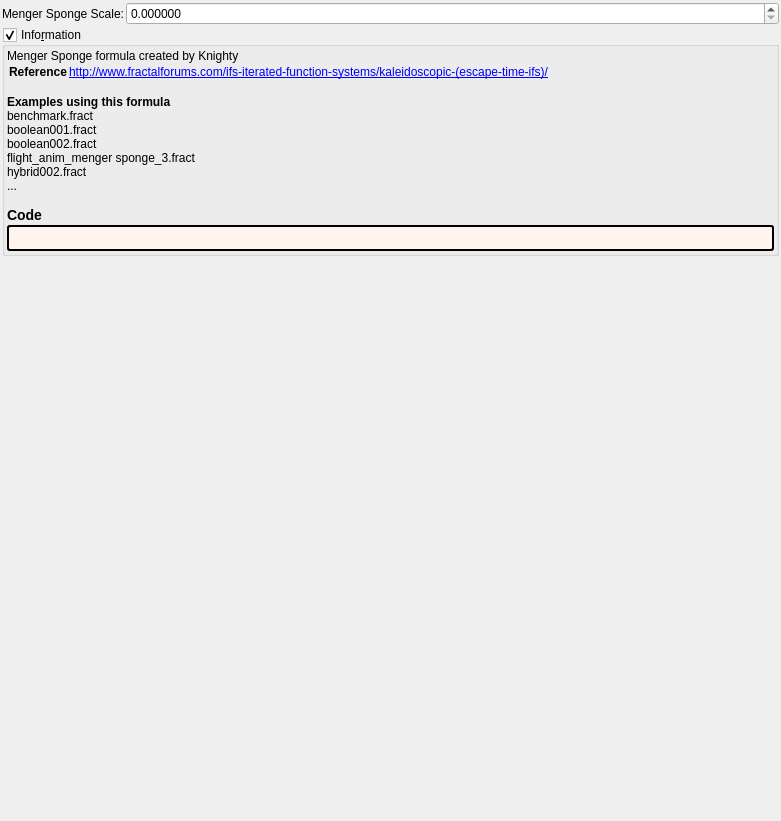
The window that mandelbulber2/formula/ui/menger_sponge.ui (buddhi1980/mandelbulber2) describes before a commit, drawn with Qt 5.
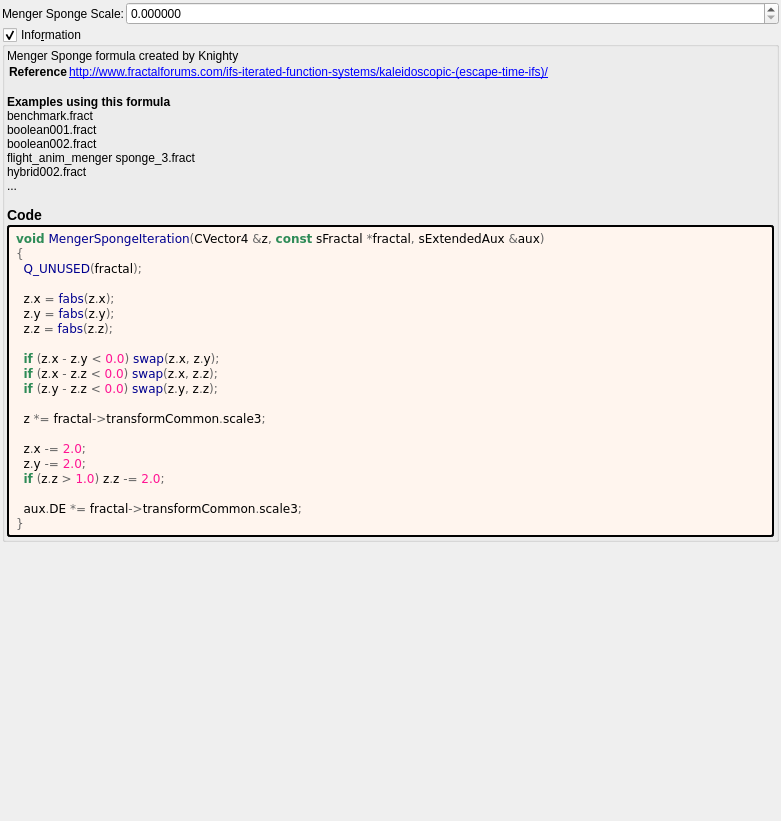
The same window after the commit. Custom widgets are drawn as their Qt base class.

What changed in the file:
```diff
--- a/mandelbulber2/formula/ui/menger_sponge.ui
+++ b/mandelbulber2/formula/ui/menger_sponge.ui
@@ -124,7 +124,29 @@
          <string notr="true">border-style: outset; border-width: 2px; border-radius: 3px; border-color: black; background-color: #fff5ee; padding: 4px;</string>
         </property>
         <property name="text">
-         <string notr="true"></string>
+         <string notr="true">&lt;body style=&quot;background-color:#fff5ee&quot;&gt;
+&lt;pre style=&quot;color:#000000; background-color:#fff5ee;  font-family:'Courier New',monospace;&quot;&gt;&lt;span style=&quot;color:#2e8b57; font-weight:bold&quot;&gt;void&lt;/span&gt; &lt;span style=&quot;color:#00008f&quot;&gt;MengerSpongeIteration&lt;/span&gt;&lt;span style=&quot;color:#676767&quot;&gt;(&lt;/span&gt;CVector4 &lt;span style=&quot;color:#676767&quot;&gt;&amp;amp;&lt;/span&gt;z&lt;span style=&quot;color:#676767&quot;&gt;,&lt;/span&gt; &lt;span style=&quot;color:#2e8b57; font-weight:bold&quot;&gt;const&lt;/span&gt; sFractal &lt;span style=&quot;color:#676767&quot;&gt;*&lt;/span&gt;fractal&lt;span style=&quot;color:#676767&quot;&gt;,&lt;/span&gt; sExtendedAux &lt;span style=&quot;color:#676767&quot;&gt;&amp;amp;&lt;/span&gt;aux&lt;span style=&quot;color:#676767&quot;&gt;)&lt;/span&gt;
+&lt;span style=&quot;color:#676767&quot;&gt;{&lt;/span&gt;
+  &lt;span style=&quot;color:#00008f&quot;&gt;Q_UNUSED&lt;/span&gt;&lt;span style=&quot;color:#676767&quot;&gt;(&lt;/span&gt;fractal&lt;span style=&quot;color:#676767&quot;&gt;);&lt;/span&gt;
+
+  z&lt;span style=&quot;color:#676767&quot;&gt;.&lt;/span&gt;x &lt;span style=&quot;color:#676767&quot;&gt;=&lt;/span&gt; &lt;span style=&quot;color:#00008f&quot;&gt;fabs&lt;/span&gt;&lt;span style=&quot;color:#676767&quot;&gt;(&lt;/span&gt;z&lt;span style=&quot;color:#676767&quot;&gt;.&lt;/span&gt;x&lt;span style=&quot;color:#676767&quot;&gt;);&lt;/span&gt;
+  z&lt;span style=&quot;color:#676767&quot;&gt;.&lt;/span&gt;y &lt;span style=&quot;color:#676767&quot;&gt;=&lt;/span&gt; &lt;span style=&quot;color:#00008f&quot;&gt;fabs&lt;/span&gt;&lt;span style=&quot;color:#676767&quot;&gt;(&lt;/span&gt;z&lt;span style=&quot;color:#676767&quot;&gt;.&lt;/span&gt;y&lt;span style=&quot;color:#676767&quot;&gt;);&lt;/span&gt;
+  z&lt;span style=&quot;color:#676767&quot;&gt;.&lt;/span&gt;z &lt;span style=&quot;color:#676767&quot;&gt;=&lt;/span&gt; &lt;span style=&quot;color:#00008f&quot;&gt;fabs&lt;/span&gt;&lt;span style=&quot;color:#676767&quot;&gt;(&lt;/span&gt;z&lt;span style=&quot;color:#676767&quot;&gt;.&lt;/span&gt;z&lt;span style=&quot;color:#676767&quot;&gt;);&lt;/span&gt;
+
+  &lt;span style=&quot;color:#2e8b57; font-weight:bold&quot;&gt;if&lt;/span&gt; &lt;span style=&quot;color:#676767&quot;&gt;(&lt;/span&gt;z&lt;span style=&quot;color:#676767&quot;&gt;.&lt;/span&gt;x &lt;span style=&quot;color:#676767&quot;&gt;-&lt;/span&gt; z&lt;span style=&quot;color:#676767&quot;&gt;.&lt;/span&gt;y &lt;span style=&quot;color:#676767&quot;&gt;&amp;lt;&lt;/span&gt; &lt;span style=&quot;color:#ff1493&quot;&gt;0.0&lt;/span&gt;&lt;span style=&quot;color:#676767&quot;&gt;)&lt;/span&gt; &lt;span style=&quot;color:#00008f&quot;&gt;swap&lt;/span&gt;&lt;span style=&quot;color:#676767&quot;&gt;(&lt;/span&gt;z&lt;span style=&quot;color:#676767&quot;&gt;.&lt;/span&gt;x&lt;span style=&quot;color:#676767&quot;&gt;,&lt;/span&gt; z&lt;span style=&quot;color:#676767&quot;&gt;.&lt;/span&gt;y&lt;span style=&quot;color:#676767&quot;&gt;);&lt;/span&gt;
+  &lt;span style=&quot;color:#2e8b57; font-weight:bold&quot;&gt;if&lt;/span&gt; &lt;span style=&quot;color:#676767&quot;&gt;(&lt;/span&gt;z&lt;span style=&quot;color:#676767&quot;&gt;.&lt;/span&gt;x &lt;span style=&quot;color:#676767&quot;&gt;-&lt;/span&gt; z&lt;span style=&quot;color:#676767&quot;&gt;.&lt;/span&gt;z &lt;span style=&quot;color:#676767&quot;&gt;&amp;lt;&lt;/span&gt; &lt;span style=&quot;color:#ff1493&quot;&gt;0.0&lt;/span&gt;&lt;span style=&quot;color:#676767&quot;&gt;)&lt;/span&gt; &lt;span style=&quot;color:#00008f&quot;&gt;swap&lt;/span&gt;&lt;span style=&quot;color:#676767&quot;&gt;(&lt;/span&gt;z&lt;span style=&quot;color:#676767&quot;&gt;.&lt;/span&gt;x&lt;span style=&quot;color:#676767&quot;&gt;,&lt;/span&gt; z&lt;span style=&quot;color:#676767&quot;&gt;.&lt;/span&gt;z&lt;span style=&quot;color:#676767&quot;&gt;);&lt;/span&gt;
+  &lt;span style=&quot;color:#2e8b57; font-weight:bold&quot;&gt;if&lt;/span&gt; &lt;span style=&quot;color:#676767&quot;&gt;(&lt;/span&gt;z&lt;span style=&quot;color:#676767&quot;&gt;.&lt;/span&gt;y &lt;span style=&quot;color:#676767&quot;&gt;-&lt;/span&gt; z&lt;span style=&quot;color:#676767&quot;&gt;.&lt;/span&gt;z &lt;span style=&quot;color:#676767&quot;&gt;&amp;lt;&lt;/span&gt; &lt;span style=&quot;color:#ff1493&quot;&gt;0.0&lt;/span&gt;&lt;span style=&quot;color:#676767&quot;&gt;)&lt;/span&gt; &lt;span style=&quot;color:#00008f&quot;&gt;swap&lt;/span&gt;&lt;span style=&quot;color:#676767&quot;&gt;(&lt;/span&gt;z&lt;span style=&quot;color:#676767&quot;&gt;.&lt;/span&gt;y&lt;span style=&quot;color:#676767&quot;&gt;,&lt;/span&gt; z&lt;span style=&quot;color:#676767&quot;&gt;.&lt;/span&gt;z&lt;span style=&quot;color:#676767&quot;&gt;);&lt;/span&gt;
+
+  z &lt;span style=&quot;color:#676767&quot;&gt;*=&lt;/span&gt; fractal&lt;span style=&quot;color:#676767&quot;&gt;-&amp;gt;&lt;/span&gt;transformCommon&lt;span style=&quot;color:#676767&quot;&gt;.&lt;/span&gt;scale3&lt;span style=&quot;color:#676767&quot;&gt;;&lt;/span&gt;
+
+  z&lt;span style=&quot;color:#676767&quot;&gt;.&lt;/span&gt;x &lt;span style=&quot;color:#676767&quot;&gt;-=&lt;/span&gt; &lt;span style=&quot;color:#ff1493&quot;&gt;2.0&lt;/span&gt;&lt;span style=&quot;color:#676767&quot;&gt;;&lt;/span&gt;
+  z&lt;span style=&quot;color:#676767&quot;&gt;.&lt;/span&gt;y &lt;span style=&quot;color:#676767&quot;&gt;-=&lt;/span&gt; &lt;span style=&quot;color:#ff1493&quot;&gt;2.0&lt;/span&gt;&lt;span style=&quot;color:#676767&quot;&gt;;&lt;/span&gt;
+  &lt;span style=&quot;color:#2e8b57; font-weight:bold&quot;&gt;if&lt;/span&gt; &lt;span style=&quot;color:#676767&quot;&gt;(&lt;/span&gt;z&lt;span style=&quot;color:#676767&quot;&gt;.&lt;/span&gt;z &lt;span style=&quot;color:#676767&quot;&gt;&amp;gt;&lt;/span&gt; &lt;span style=&quot;color:#ff1493&quot;&gt;1.0&lt;/span&gt;&lt;span style=&quot;color:#676767&quot;&gt;)&lt;/span&gt; z&lt;span style=&quot;color:#676767&quot;&gt;.&lt;/span&gt;z &lt;span style=&quot;color:#676767&quot;&gt;-=&lt;/span&gt; &lt;span style=&quot;color:#ff1493&quot;&gt;2.0&lt;/span&gt;&lt;span style=&quot;color:#676767&quot;&gt;;&lt;/span&gt;
+
+  aux&lt;span style=&quot;color:#676767&quot;&gt;.&lt;/span&gt;DE &lt;span style=&quot;color:#676767&quot;&gt;*=&lt;/span&gt; fractal&lt;span style=&quot;color:#676767&quot;&gt;-&amp;gt;&lt;/span&gt;transformCommon&lt;span style=&quot;color:#676767&quot;&gt;.&lt;/span&gt;scale3&lt;span style=&quot;color:#676767&quot;&gt;;&lt;/span&gt;
+&lt;span style=&quot;color:#676767&quot;&gt;}&lt;/span&gt;
+&lt;/pre&gt;
+&lt;/body&gt;</string>
         </property>
         <property name="wordWrap">
          <bool>true</bool>
```
